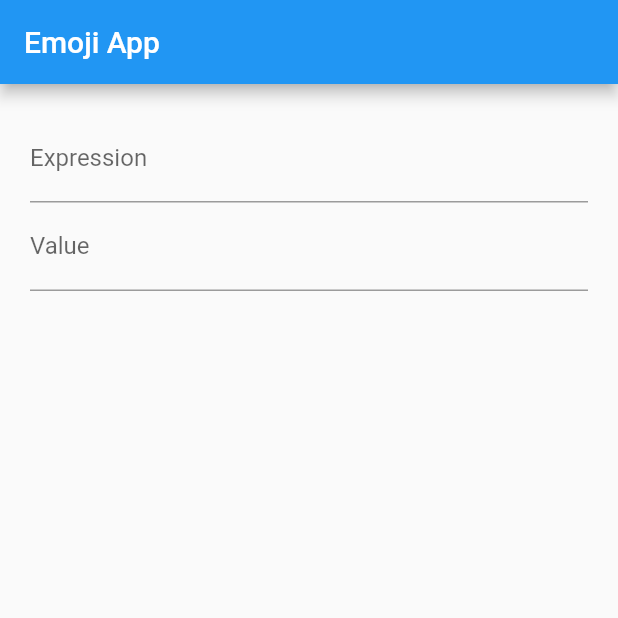
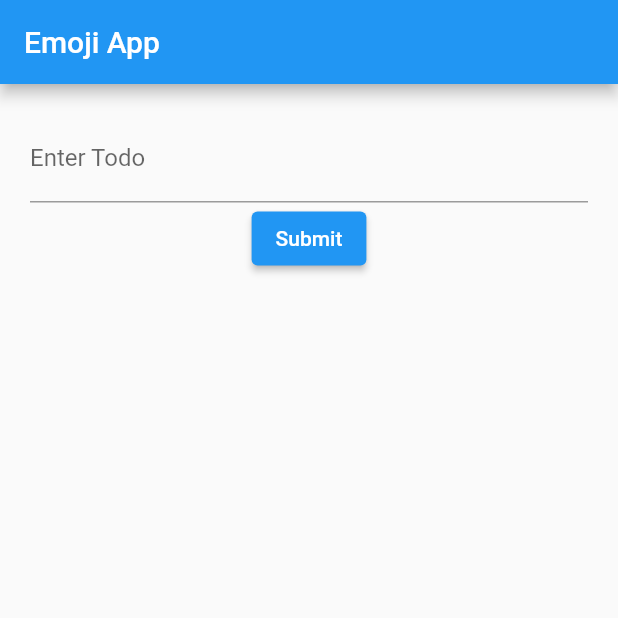
Before and after one commit to dulangakithmini/emoji-app, a Flutter app: the screen it shows after launch, on a phone screen of 412 x 824 dp, the top half of it. Run offline on Flutter 3.47's test engine with Material 2 defaults, Android fonts, the phone set to English and light mode, and no system bars; our stand-ins replace rxdart, shared_preferences.

Commit message:
Implement todo app

```diff
--- a/lib/main.dart
+++ b/lib/main.dart
@@ -1,4 +1,4 @@
-import 'package:emoji_app/screens/streams_demo_screen.dart';
+import 'package:emoji_app/screens/todo_screen.dart';
 import 'package:flutter/material.dart';
 
 void main() {
@@ -15,7 +15,7 @@ class MyApp extends StatelessWidget {
         appBar: AppBar(
           title: Text('Emoji App'),
         ),
-        body: StreamsDemoScreen(),
+        body: TodoScreen(),
       ),
     );
   }
--- /dev/null
+++ b/lib/screens/todo_screen.dart
@@ -0,0 +1,130 @@
+import 'package:flutter/material.dart';
+import 'package:rxdart/rxdart.dart';
+
+class TodoScreen extends StatefulWidget {
+  const TodoScreen({Key key}) : super(key: key);
+
+  @override
+  _TodoScreenState createState() => _TodoScreenState();
+}
+
+class _TodoScreenState extends State<TodoScreen> {
+  final BehaviorSubject<List<String>> _todoSubject =
+      BehaviorSubject<List<String>>();
+  final TextEditingController _controller = TextEditingController();
+  List<String> _todoList = [];
+  final BehaviorSubject<int> _counterSubject = BehaviorSubject<int>();
+
+  @override
+  void initState() {
+    _todoSubject.listen((value) {
+      _counterSubject.add(value.length);
+    });
+    super.initState();
+  }
+
+  @override
+  void dispose() {
+    _todoSubject.close();
+    super.dispose();
+  }
+
+  @override
+  Widget build(BuildContext context) {
+    return Scaffold(
+      body: Container(
+        padding: EdgeInsets.all(20.0),
+        child: Column(
+          children: [
+            TextField(
+              controller: _controller,
+              decoration: const InputDecoration(
+                labelText: 'Enter Todo',
+              ),
+            ),
+            ElevatedButton(
+              onPressed: onSubmit,
+              child: Text('Submit'),
+            ),
+            SizedBox(height: 15),
+            StreamBuilder<int>(
+                stream: _counterSubject,
+                builder: (context, snapshot) {
+                  return snapshot.data != null
+                      ? Text(
+                          '${snapshot.data} Todos',
+                          style: TextStyle(
+                            fontSize: 18,
+                            fontWeight: FontWeight.bold,
+                          ),
+                        )
+                      : Text('');
+                }),
+            StreamBuilder<List<String>>(
+                stream: _todoSubject,
+                builder: (context, snapshot) {
+                  return snapshot.data != null
+                      ? Expanded(
+                          child: ListView.builder(
+                            itemCount: snapshot.data.length,
+                            itemBuilder: (context, int index) {
+                              return buildTodoList(snapshot.data, index);
+                            },
+                          ),
+                        )
+                      : Text('');
+                }),
+          ],
+        ),
+      ),
+    );
+  }
+
+  void onSubmit() {
+    String _todo = _controller.text;
+    _controller.clear();
+    List<String> _currentTodos = _todoSubject.valueOrNull;
+    if (_currentTodos == null) {
+      _todoList.add(_todo);
+      _todoSubject.add(_todoList);
+    } else {
+      _todoList = _currentTodos;
+      _todoList.add(_todo);
+      _todoSubject.add(_todoList);
+    }
+  }
+
+  Widget buildTodoList(List<String> todos, int index) {
+    return Container(
+      margin: EdgeInsets.only(left: 50.0, right: 50.0, top: 15.0, bottom: 15.0),
+      padding: EdgeInsets.all(20.0),
+      decoration: BoxDecoration(
+          border: Border.all(
+            color: Colors.black,
+          ),
+          color: Colors.lightBlueAccent),
+      child: Row(
+        mainAxisAlignment: MainAxisAlignment.spaceBetween,
+        children: [
+          Text(
+            todos[index],
+            style: TextStyle(fontSize: 20),
+            textAlign: TextAlign.center,
+          ),
+          IconButton(
+              onPressed: () {
+                onClose(todos[index]);
+              },
+              icon: Icon(Icons.close),
+              color: Colors.red)
+        ],
+      ),
+    );
+  }
+
+  void onClose(String todo) {
+    _todoList = _todoSubject.value;
+    _todoList.remove(todo);
+    _todoSubject.add(_todoList);
+  }
+}
```
